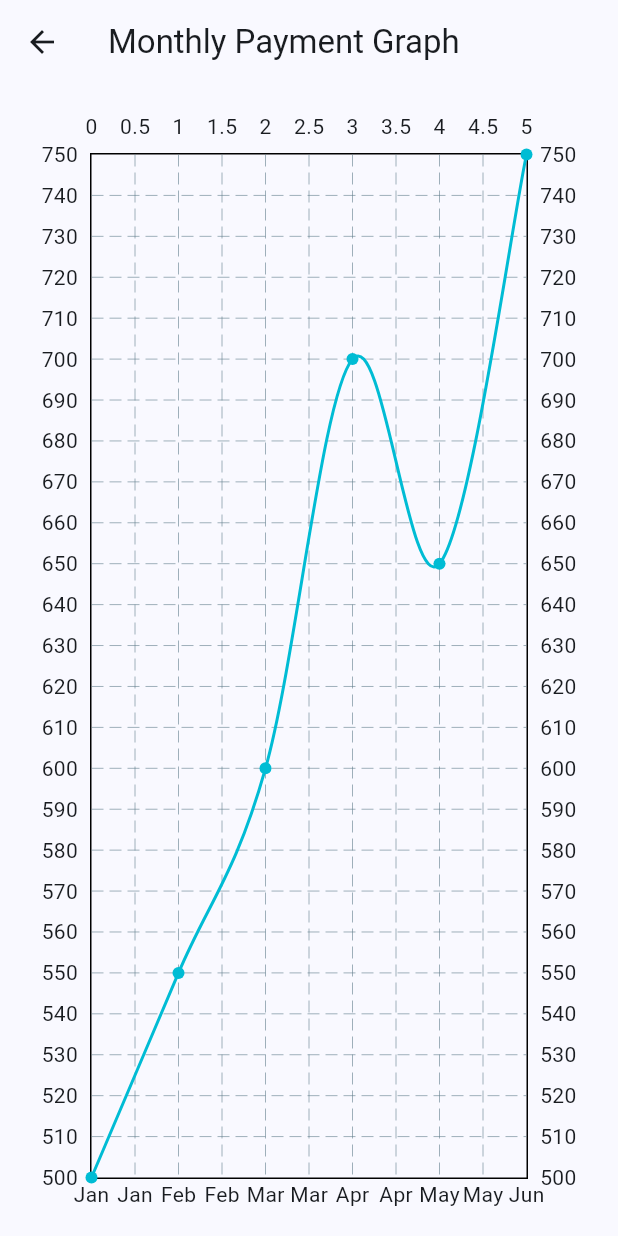
After one commit to bse23-4/nyumbayo_app, a Flutter app: the GraphicalReport screen opened directly, on a phone screen of 412 x 824 dp. The commit adds this screen. Run offline on Flutter 3.47's test engine with Material 2 defaults, Android fonts, the phone set to English and light mode, and no system bars; drawn by our look-alikes of fl_chart; our stand-ins replace bloc, cloud_firestore, firebase_auth, firebase_core, firebase_messaging, flutter_bloc and 10 more; missing offline and left inert: flutter_glow, mongo_dart; accounts and stored records are empty; statements that could not run were skipped.

Commit message:
added charts and fixed authentication

```diff
--- a/lib/models/Payment.dart
+++ b/lib/models/Payment.dart
@@ -1,20 +1,22 @@
 class Payment {
   final String date;
   final String amount;
-  final String tenantId;
   final String tenantName;
   final String property;
   final String balance;
+  final String status;
   final String electricityBill;
+  final String paymentMode;
 
   //calling other attributes that had no values, apart from timestamp
   Payment({
+    required this.status,
+    required this.paymentMode,
     required this.date,
     required this.amount,
     required this.tenantName,
     required this.property,
     required this.balance,
-    required this.tenantId,
     required this.electricityBill,
   });
 }
--- a/lib/views/Auth/Login.dart
+++ b/lib/views/Auth/Login.dart
@@ -136,13 +136,13 @@
                         .then((value) {
                           Routes.pop(context);
                       if (FirebaseAuth
-                              .instance.currentUser!.emailVerified ==
+                              .instance.currentUser?.emailVerified ==
                           false) {
                         Routes.named(context, Routes.verify);
                       } else {
                         BlocProvider.of<UserdataController>(context)
                             .captureData();
-                        Routes.pop(context);
+
                         Routes.routeUntil(context, Routes.dashboard);
                           showMessage(
                           context: context, msg: "Logged in Successfully");
--- a/lib/views/Dashboard/dashboard.dart
+++ b/lib/views/Dashboard/dashboard.dart
@@ -1,3 +1,4 @@
+import '../reports/GraphicalReport.dart';
 import '/exports/exports.dart';
 
 import 'Home.dart';
--- /dev/null
+++ b/lib/views/reports/GraphicalReport.dart
@@ -0,0 +1,93 @@
+import 'package:flutter/material.dart';
+import 'package:fl_chart/fl_chart.dart';
+
+class MonthlyPayment {
+  final String month;
+  final double payment;
+
+  MonthlyPayment(this.month, this.payment);
+}
+
+class LineGraph extends StatelessWidget {
+  final List<MonthlyPayment> data;
+
+  LineGraph(this.data);
+
+  @override
+  Widget build(BuildContext context) {
+    return LineChart(
+      LineChartData(
+        lineTouchData: const LineTouchData(enabled: true),
+        gridData: const FlGridData(show: true),
+        titlesData: FlTitlesData(
+          bottomTitles: AxisTitles(
+            sideTitles: SideTitles(
+              showTitles: true,
+              reservedSize: 22,
+              getTitlesWidget: (x, value) {
+                return Text(data[x.toInt()].month);
+              },
+            ),
+          ),
+        ),
+        // leftTitles: const AxisTitles(
+        //   sideTitles: SideTitles(
+        //     showTitles: true,
+        //   ),
+        // )),
+        borderData: FlBorderData(
+          show: true,
+          border: Border.all(color: Colors.black),
+        ),
+        lineBarsData: [
+          LineChartBarData(
+            spots: data
+                .asMap()
+                .entries
+                .map((entry) =>
+                    FlSpot(entry.key.toDouble(), entry.value.payment))
+                .toList(),
+            isCurved: true,
+            barWidth: 2,
+            dotData: const FlDotData(show: true),
+          ),
+        ],
+      ),
+      duration:const Duration(milliseconds:900),
+      curve: Curves.easeInCubic,
+    );
+  }
+}
+
+class GraphicalReport extends StatefulWidget {
+  const GraphicalReport({super.key});
+
+  @override
+  State<GraphicalReport> createState() => _GraphicalReportState();
+}
+
+class _GraphicalReportState extends State<GraphicalReport> {
+  @override
+  Widget build(BuildContext context) {
+    final List<MonthlyPayment> paymentData = [
+      MonthlyPayment('Jan', 500),
+      MonthlyPayment('Feb', 550),
+      MonthlyPayment('Mar', 600),
+      MonthlyPayment('Apr', 700),
+      MonthlyPayment('May', 650),
+      MonthlyPayment('Jun', 750),
+    ];
+
+    return Scaffold(
+      appBar: AppBar(
+        title: const Text('Monthly Payment Graph'),
+      ),
+      body: Padding(
+        padding: const EdgeInsets.all(16.0),
+        child: Center(
+          child: LineGraph(paymentData),
+        ),
+      ),
+    );
+  }
+}
--- a/pubspec.yaml
+++ b/pubspec.yaml
@@ -40,6 +40,7 @@
   image_picker: ^0.8.7+5
   pdf: ^3.10.4
   printing: ^5.11.0
+  fl_chart: ^0.63.0
 
 
 dev_dependencies:
```
Also changed, not shown: lib/backend/payments.dart (+7 -7 lines), lib/controllers/MainController.dart (+46 -17 lines), lib/messages/Index.dart (+2 -10 lines), lib/tools/index.dart (+43 -39 lines), lib/views/Auth/splash_screen.dart (+24 -8 lines), lib/views/Auth/welcome.dart (deleted, +0 -48 lines), lib/views/Dashboard/Home.dart (+28 -4 lines), lib/views/Inventory/Inventory.dart (+32 -6 lines), lib/views/Inventory/Preview.dart (added, +84 -0 lines), lib/views/payments/payment.dart (+35 -41 lines), pubspec.lock.
